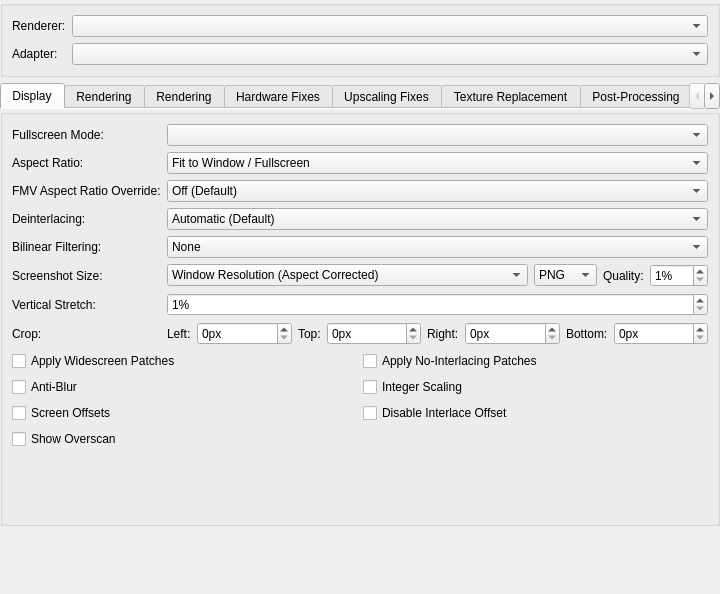
Old version of the form pcsx2-qt/Settings/GraphicsSettingsWidget.ui in the repository PCSX2/pcsx2.
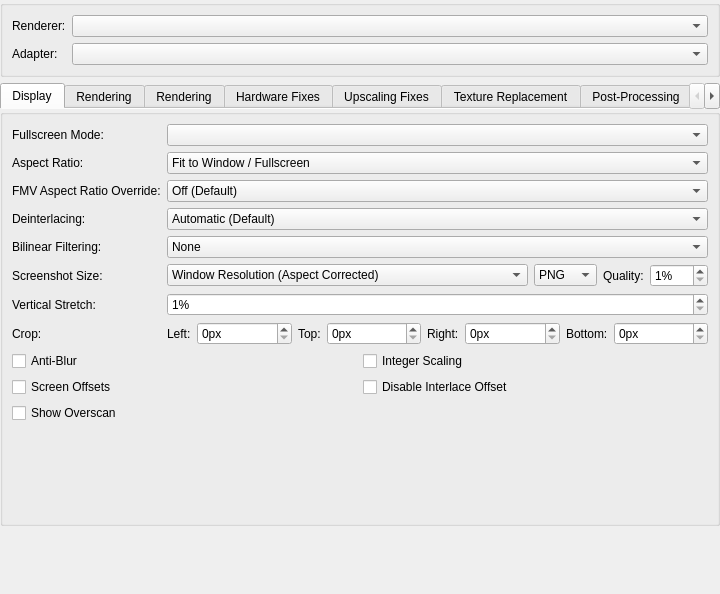
New version of the form.

Commit message: Qt/Patches: Get rid of the global WS/NI toggle

Patch:
```diff
--- a/pcsx2-qt/Settings/GraphicsSettingsWidget.ui
+++ b/pcsx2-qt/Settings/GraphicsSettingsWidget.ui
@@ -404,28 +404,28 @@
        </item>
        <item row="8" column="0" colspan="2">
         <layout class="QGridLayout" name="displayGridLayout">
-         <item row="1" column="1">
+         <item row="0" column="1">
           <widget class="QCheckBox" name="integerScaling">
            <property name="text">
             <string>Integer Scaling</string>
            </property>
           </widget>
          </item>
-         <item row="0" column="0">
-          <widget class="QCheckBox" name="widescreenPatches">
+         <item row="2" column="0">
+          <widget class="QCheckBox" name="PCRTCOverscan">
            <property name="text">
-            <string>Apply Widescreen Patches</string>
-           </property>
-          </widget>
-         </item>
-         <item row="0" column="1">
-          <widget class="QCheckBox" name="noInterlacingPatches">
-           <property name="text">
-            <string>Apply No-Interlacing Patches</string>
+            <string>Show Overscan</string>
            </property>
           </widget>
          </item>
          <item row="1" column="0">
+          <widget class="QCheckBox" name="PCRTCOffsets">
+           <property name="text">
+            <string>Screen Offsets</string>
+           </property>
+          </widget>
+         </item>
+         <item row="0" column="0">
           <widget class="QCheckBox" name="PCRTCAntiBlur">
            <property name="text">
             <string>Anti-Blur</string>
@@ -435,27 +435,13 @@
            </property>
           </widget>
          </item>
-         <item row="2" column="1">
+         <item row="1" column="1">
           <widget class="QCheckBox" name="DisableInterlaceOffset">
            <property name="text">
             <string>Disable Interlace Offset</string>
            </property>
           </widget>
          </item>
-         <item row="2" column="0">
-          <widget class="QCheckBox" name="PCRTCOffsets">
-           <property name="text">
-            <string>Screen Offsets</string>
-           </property>
-          </widget>
-         </item>
-         <item row="3" column="0">
-          <widget class="QCheckBox" name="PCRTCOverscan">
-           <property name="text">
-            <string>Show Overscan</string>
-           </property>
-          </widget>
-         </item>
         </layout>
        </item>
       </layout>
```
Left out of the diff: 2 changed lines with no effect on the pictures. The commit also changes 7 other files.
